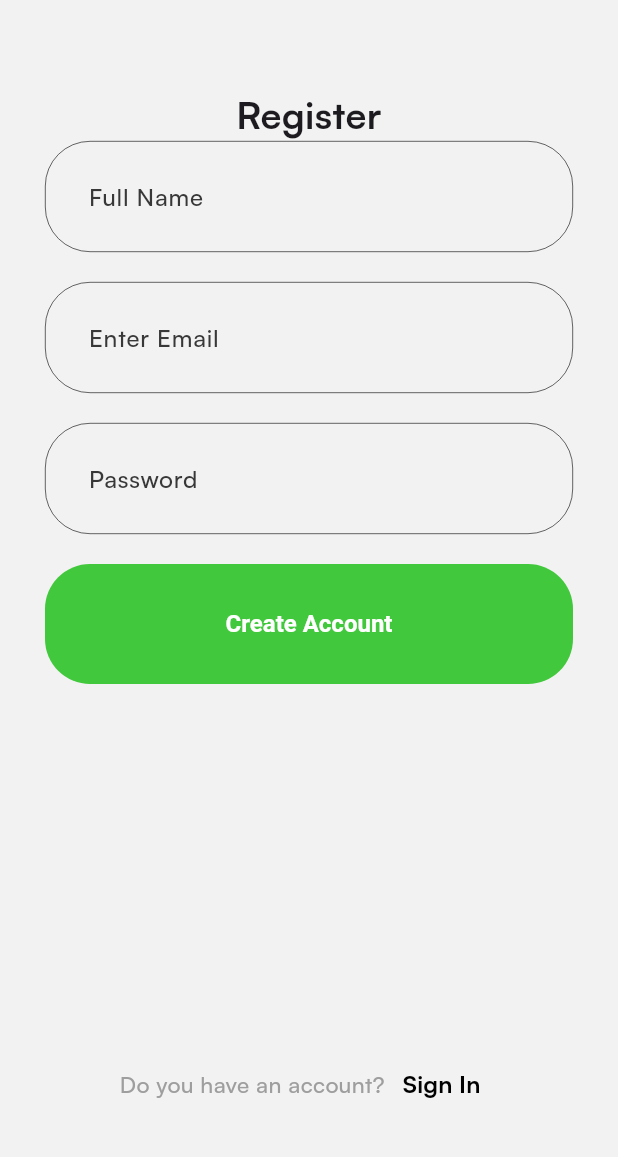
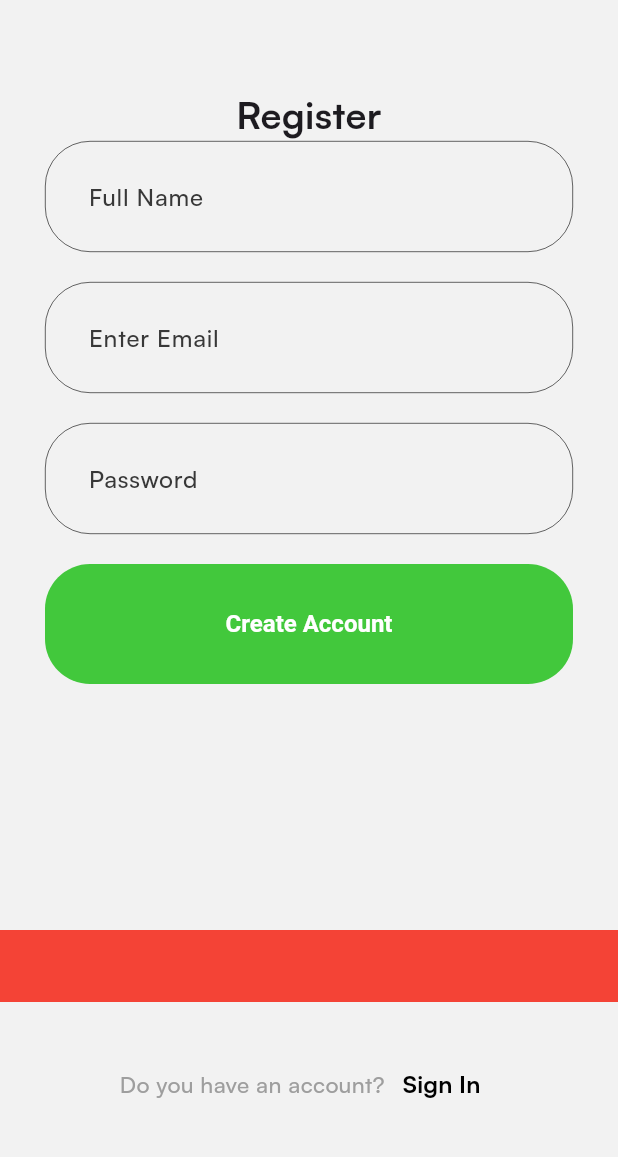
Before and after one commit to RichardIshimwe/Spotify, a Flutter app: the SignupPage screen opened directly, after a tap on "Create Account", on a phone screen of 412 x 824 dp, the part 72-1229 px from its top. Run offline on Flutter 3.47's test engine with Material 3 defaults, Android fonts, the light colour scheme and no system bars; our stand-ins replace dartz, firebase_auth, firebase_core, flutter_bloc, flutter_svg, get_it and 1 more; accounts and stored records are empty; network calls fail.

Commit message:
feature : signup with firebase done

```diff
--- /dev/null
+++ b/lib/core/usecases/usecase.dart
@@ -0,0 +1,3 @@
+abstract class UseCase<Type, Params> {
+  Future<Type> call({Params params});
+}
--- a/lib/data/repository/auth/auth_repository_impl.dart
+++ b/lib/data/repository/auth/auth_repository_impl.dart
@@ -1,10 +1,10 @@
+import 'package:dartz/dartz.dart';
 import 'package:spotify/data/models/auth/create_user_req.dart';
 import 'package:spotify/data/resources/auth/auth_firebase_service.dart';
 import 'package:spotify/domain/repository/auth/auth.dart';
 import 'package:spotify/service_locator.dart';
 
 class AuthRepositoryImpl extends AuthRepository {
-
   @override
   Future<void> signin() {
     // TODO: implement signin
@@ -12,8 +12,7 @@ class AuthRepositoryImpl extends AuthRepository {
   }
 
   @override
-  Future<void> signup(CreateUserReq createUserReq) async {
-   await sl<AuthFirebaseService>().signup(createUserReq);
+  Future<Either> signup(CreateUserReq createUserReq) async {
+    return await sl<AuthFirebaseService>().signup(createUserReq);
   }
-
 }
--- a/lib/data/resources/auth/auth_firebase_service.dart
+++ b/lib/data/resources/auth/auth_firebase_service.dart
@@ -1,10 +1,10 @@
+import 'package:dartz/dartz.dart';
 import 'package:firebase_auth/firebase_auth.dart';
 import 'package:spotify/data/models/auth/create_user_req.dart';
 
 abstract class AuthFirebaseService {
-  Future<void> signup(CreateUserReq createUserReq);
+  Future<Either> signup(CreateUserReq createUserReq);
   Future<void> signin();
-
 }
 
 class AuthFirebaseServiceImpl extends AuthFirebaseService {
@@ -15,13 +15,19 @@ class AuthFirebaseServiceImpl extends AuthFirebaseService {
   }
 
   @override
-  Future<void> signup(CreateUserReq createUserReq)  async {
-   try {
-     await FirebaseAuth.instance.createUserWithEmailAndPassword(email: createUserReq.email, password: createUserReq.password);
-   } on FirebaseAuthException catch (e) {
-     print(e);
-   }
+  Future<Either> signup(CreateUserReq createUserReq) async {
+    try {
+      await FirebaseAuth.instance.createUserWithEmailAndPassword(
+          email: createUserReq.email, password: createUserReq.password);
+      return const Right('User created successfully');
+    } on FirebaseAuthException catch (e) {
+      String errorMessage = '';
+      if (e.code == 'weak-password') {
+        errorMessage = 'The password provided is too weak.';
+      } else if (e.code == 'email-already-in-use') {
+        errorMessage = 'The account already exists for that email.';
+      }
+      return left(errorMessage);
+    }
   }
-
-
 }
--- a/lib/domain/repository/auth/auth.dart
+++ b/lib/domain/repository/auth/auth.dart
@@ -1,6 +1,7 @@
+import 'package:dartz/dartz.dart';
 import 'package:spotify/data/models/auth/create_user_req.dart';
 
 abstract class AuthRepository {
-  Future<void> signup(CreateUserReq createUserReq);
+  Future<Either> signup(CreateUserReq createUserReq);
   Future<void> signin();
 }
--- /dev/null
+++ b/lib/domain/usecases/auth/signup.dart
@@ -0,0 +1,12 @@
+import 'package:dartz/dartz.dart';
+import 'package:spotify/core/usecases/usecase.dart';
+import 'package:spotify/data/models/auth/create_user_req.dart';
+import 'package:spotify/domain/repository/auth/auth.dart';
+import 'package:spotify/service_locator.dart';
+
+class SignupUseCase implements UseCase<Either, CreateUserReq>  {
+  @override
+  Future<Either> call({CreateUserReq? params}) {
+    return sl<AuthRepository>().signup(params!);
+  }
+}
--- a/lib/presentation/auth/pages/signin.dart
+++ b/lib/presentation/auth/pages/signin.dart
@@ -92,7 +92,7 @@ class SigninPage extends StatelessWidget {
               Navigator.pushReplacement(
                 context,
                 MaterialPageRoute(
-                  builder: (context) => const SignupPage(),
+                  builder: (context) => SignupPage(),
                 ),
               );
             },
--- a/lib/presentation/auth/pages/signup.dart
+++ b/lib/presentation/auth/pages/signup.dart
@@ -5,10 +5,18 @@ import 'package:spotify/common/widgets/appbar/app_bar.dart';
 import 'package:spotify/common/widgets/button/basic_app_button.dart';
 import 'package:spotify/common/widgets/button/helpers/is_dark_mode.dart';
 import 'package:spotify/core/configs/assets/app_vectors.dart';
+import 'package:spotify/data/models/auth/create_user_req.dart';
+import 'package:spotify/domain/usecases/auth/signup.dart';
 import 'package:spotify/presentation/auth/pages/signin.dart';
+import 'package:spotify/presentation/root/pages/root.dart';
+import 'package:spotify/service_locator.dart';
 
 class SignupPage extends StatelessWidget {
-  const SignupPage({super.key});
+  SignupPage({super.key});
+
+  final TextEditingController _emailController = TextEditingController();
+  final TextEditingController _passwordController = TextEditingController();
+  final TextEditingController _fullNameController = TextEditingController();
 
   @override
   Widget build(BuildContext context) {
@@ -42,7 +50,44 @@ class SignupPage extends StatelessWidget {
             const SizedBox(
               height: 20,
             ),
-            BasicAppButton(onPressed: () {}, title: 'Create Account'),
+            BasicAppButton(
+                onPressed: () async {
+                  print('email: ${_emailController.text.toString()}');
+                  print('password: ${_passwordController.text.toString()}');
+                  print('fullName: ${_fullNameController.text.toString()}');
+                  var result = await sl<SignupUseCase>().call(
+                    params: CreateUserReq(
+                      email: _emailController.text.toString(),
+                      password: _passwordController.text.toString(),
+                      fullName: _fullNameController.text.toString(),
+                    ),
+                  );
+                  result.fold(
+                    (l) {
+                      var snackbar = SnackBar(
+                        content: Text(l.toString()),
+                        backgroundColor: Colors.red,
+                      );
+                      ScaffoldMessenger.of(context).showSnackBar(snackbar);
+                      print('Error: ${l.toString()}');
+                    },
+                    (r) {
+                      print('Success: ${r.toString()}');
+                      var snackbar = SnackBar(
+                        content: Text(r.toString()),
+                        backgroundColor: Colors.green,
+                      );
+                      ScaffoldMessenger.of(context).showSnackBar(snackbar);
+                      Navigator.pushAndRemoveUntil(
+                          context,
+                          MaterialPageRoute(
+                              builder: (BuildContext context) =>
+                                  const RootPage()),
+                          (route) => false);
+                    },
+                  );
+                },
+                title: 'Create Account'),
           ],
         ),
       ),
@@ -62,6 +107,7 @@ class SignupPage extends StatelessWidget {
 
   Widget _fullNameField(BuildContext context) {
     return TextFormField(
+      controller: _fullNameController,
       decoration: const InputDecoration(
         hintText: 'Full Name',
       ).applyDefaults(Theme.of(context).inputDecorationTheme),
@@ -70,6 +116,7 @@ class SignupPage extends StatelessWidget {
 
   Widget _emailField(BuildContext context) {
     return TextFormField(
+      controller: _emailController,
       decoration: const InputDecoration(
         hintText: 'Enter Email',
       ).applyDefaults(Theme.of(context).inputDecorationTheme),
@@ -78,6 +125,7 @@ class SignupPage extends StatelessWidget {
 
   Widget _passwordField(BuildContext context) {
     return TextFormField(
+      controller: _passwordController,
       decoration: const InputDecoration(
         hintText: 'Password',
       ).applyDefaults(Theme.of(context).inputDecorationTheme),
--- a/lib/presentation/auth/pages/signup_or_signin.dart
+++ b/lib/presentation/auth/pages/signup_or_signin.dart
@@ -73,7 +73,7 @@ class SignupOrSigninPage extends StatelessWidget {
                               Navigator.push(
                                   context,
                                   MaterialPageRoute(
-                                    builder: (context) => const SignupPage(),
+                                    builder: (context) => SignupPage(),
                                   ));
                             },
                             title: 'Register',
--- a/pubspec.yaml
+++ b/pubspec.yaml
@@ -41,6 +41,7 @@ dependencies:
   firebase_core: ^2.24.2
   firebase_auth:
   get_it:
+  dartz:
 
 dev_dependencies:
   flutter_test:
```
Also changed, not shown: lib/presentation/root/pages/root.dart (added, +15 -0 lines), lib/service_locator.dart (+4 -7 lines), pubspec.lock, 1 other file.
